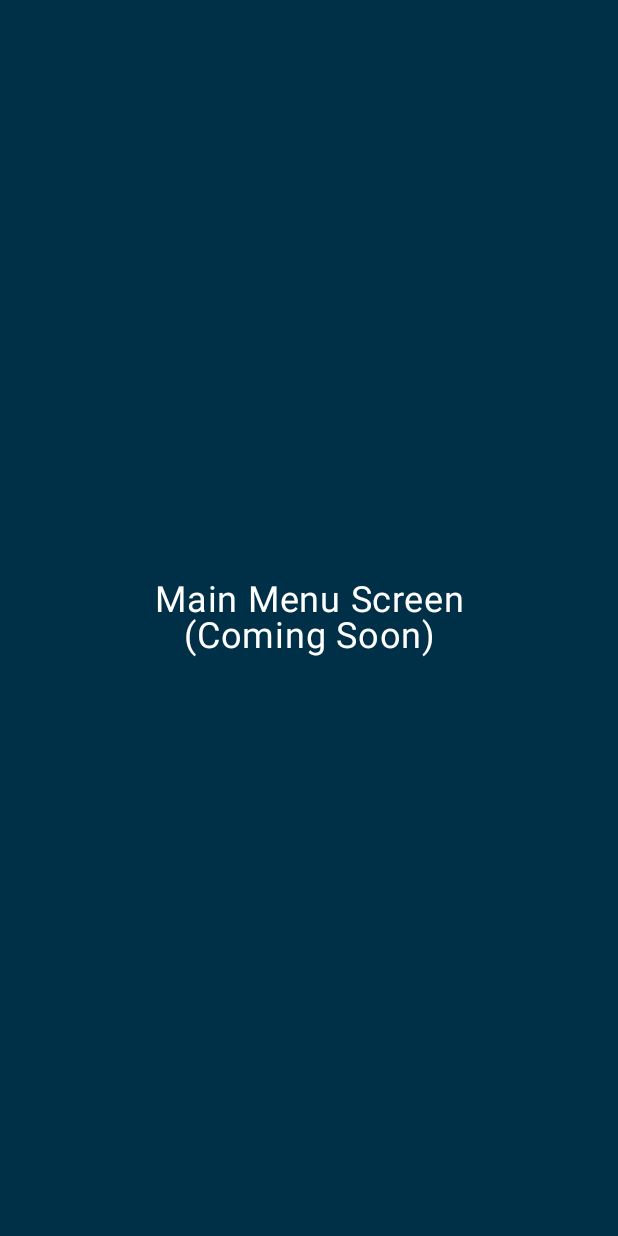
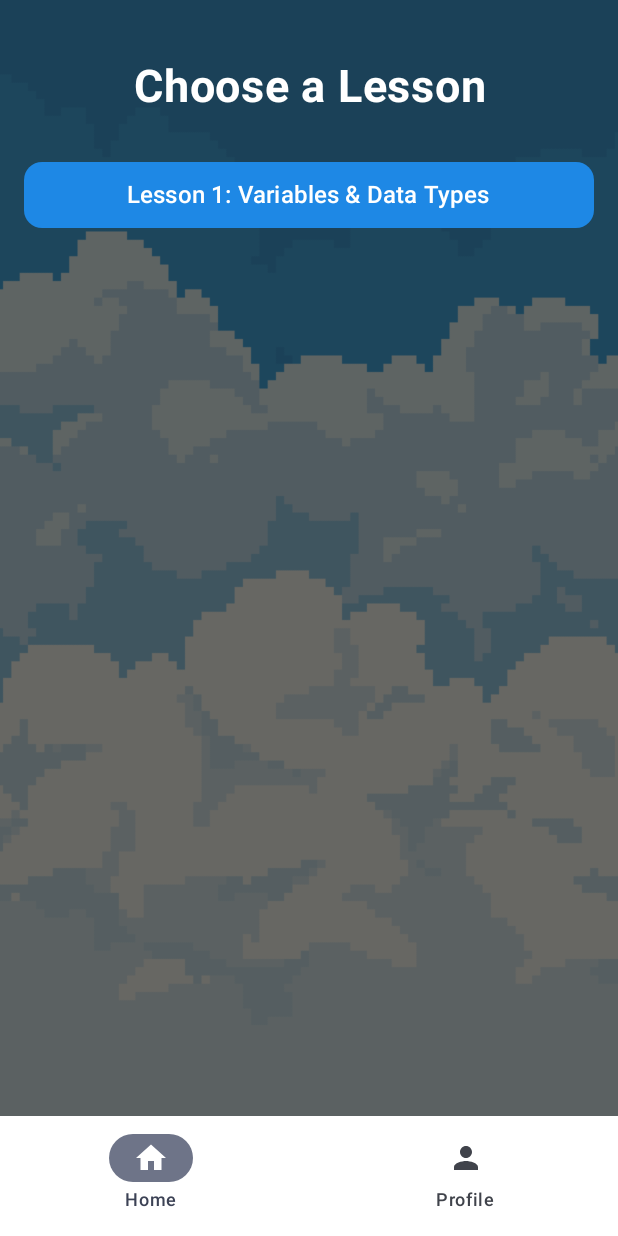
Before and after one commit to CS350-TLDR/TLDR, an Android app built with Jetpack Compose: the MainMenuScreen screen opened through its navigation route, on a phone screen of 412 x 824 dp. Run offline under Robolectric (Android 15) with nearby library versions, the phone set to English and light mode, and no system bars.

Commit message:
Added Main Menu Screen which right now is just a Beginner C Lesson Screen and a bottom window to swap between the lessons and the profile

```diff
--- a/app/src/main/java/com/comp350/tldr/MainActivity.kt
+++ b/app/src/main/java/com/comp350/tldr/MainActivity.kt
@@ -8,71 +8,71 @@ import androidx.compose.animation.AnimatedVisibility
 import androidx.compose.animation.core.tween
 import androidx.compose.animation.fadeIn
 import androidx.compose.animation.fadeOut
-import androidx.compose.foundation.Image
-import androidx.compose.foundation.background
-import androidx.compose.foundation.layout.*
-import androidx.compose.material3.Button
-import androidx.compose.material3.ButtonDefaults
+import androidx.compose.foundation.layout.Box
+import androidx.compose.foundation.layout.fillMaxSize
+import androidx.compose.foundation.layout.padding
+import androidx.compose.material.icons.Icons
+import androidx.compose.material.icons.filled.Home
+import androidx.compose.material.icons.filled.Person
+import androidx.compose.material3.Icon
+import androidx.compose.material3.NavigationBar
+import androidx.compose.material3.NavigationBarItem
+import androidx.compose.material3.Scaffold
 import androidx.compose.material3.Text
-import androidx.compose.runtime.*
-import androidx.compose.ui.Alignment
+import androidx.compose.runtime.Composable
+import androidx.compose.runtime.getValue
 import androidx.compose.ui.Modifier
 import androidx.compose.ui.graphics.Color
-import androidx.compose.ui.layout.ContentScale
-import androidx.compose.ui.res.painterResource
-import androidx.compose.ui.text.font.FontWeight
-import androidx.compose.ui.text.style.TextAlign
-import androidx.compose.ui.tooling.preview.Preview
-import androidx.compose.ui.unit.dp
-import androidx.compose.ui.unit.sp
+import androidx.compose.ui.graphics.vector.ImageVector
 import androidx.navigation.NavController
+import androidx.navigation.NavDestination.Companion.hierarchy
 import androidx.navigation.NavGraph.Companion.findStartDestination
 import androidx.navigation.compose.NavHost
 import androidx.navigation.compose.composable
+import androidx.navigation.compose.currentBackStackEntryAsState
 import androidx.navigation.compose.rememberNavController
 import com.comp350.tldr.ui.theme.COMP350TLDRTheme
-import kotlinx.coroutines.delay
-import kotlinx.coroutines.launch
 
-// Main entry point for the app
 class MainActivity : ComponentActivity() {
     override fun onCreate(savedInstanceState: Bundle?) {
         super.onCreate(savedInstanceState)
         enableEdgeToEdge()
         setContent {
             COMP350TLDRTheme {
-                // Set up navigation with fade transitions between screens
+                // Remember the NavController
                 val navController = rememberNavController()
 
+                // Use Scaffold to create a layout with a bottom navigation bar
+                Scaffold(
+                    bottomBar = {
+                        // Only show bottom bar after welcome screen
+                        val currentRoute = currentRoute(navController)
+                        if (currentRoute != "welcome_screen") {
+                            BottomNavBar(navController)
+                        }
+                    }
+                ) { paddingValues ->
+                    // Navigation host inside scaffold with padding for the bottom bar
                     NavHost(
                         navController = navController,
                         startDestination = "welcome_screen",
+                        modifier = Modifier.padding(paddingValues),
                         enterTransition = { fadeIn(animationSpec = tween(700)) },
                         exitTransition = { fadeOut(animationSpec = tween(700)) }
                     ) {
-                    // Define app screens here
                         composable("welcome_screen") {
                             WelcomeScreen(navController)
                         }
                         composable("main_menu") {
                             MainMenuScreen(navController)
                         }
-                    // Add your screen here using the pattern above
+                        composable("profile") {
+                            ProfileScreen(navController)
+                        }
+                        // Add more screens as needed
                     }
                 }
             }
         }
     }
-
-
-
-
-// Preview for welcome screen in Android Studio
-@Preview(showBackground = true)
-@Composable
-fun WelcomeScreenPreview() {
-    COMP350TLDRTheme {
-        val dummyNavController = rememberNavController()
-        WelcomeScreen(dummyNavController)
 }
-}
--- a/app/src/main/java/com/comp350/tldr/MainMenuScreen.kt
+++ b/app/src/main/java/com/comp350/tldr/MainMenuScreen.kt
@@ -1,31 +1,173 @@
 package com.comp350.tldr
 
+import androidx.compose.foundation.Image
 import androidx.compose.foundation.background
-import androidx.compose.foundation.layout.Box
-import androidx.compose.foundation.layout.fillMaxSize
-import androidx.compose.material3.Text
-import androidx.compose.runtime.Composable
+import androidx.compose.foundation.layout.*
+import androidx.compose.foundation.rememberScrollState
+import androidx.compose.foundation.shape.RoundedCornerShape
+import androidx.compose.foundation.verticalScroll
+import androidx.compose.material3.*
+import androidx.compose.runtime.*
 import androidx.compose.ui.Alignment
 import androidx.compose.ui.Modifier
 import androidx.compose.ui.graphics.Color
+import androidx.compose.ui.layout.ContentScale
+import androidx.compose.ui.res.painterResource
+import androidx.compose.ui.text.font.FontWeight
 import androidx.compose.ui.text.style.TextAlign
+import androidx.compose.ui.unit.dp
 import androidx.compose.ui.unit.sp
+import androidx.compose.ui.window.Dialog
 import androidx.navigation.NavController
 
-// Placeholder for the main menu screen
 @Composable
 fun MainMenuScreen(navController: NavController) {
-    Box(
-        modifier = Modifier
-            .fillMaxSize()
-            .background(Color(0xFF003048)),
-        contentAlignment = Alignment.Center
-    ) {
-        Text(
-            text = "Main Menu Screen\n(Coming Soon)",
-            color = Color.White,
-            fontSize = 24.sp,
-            textAlign = TextAlign.Center
-        )
+    // State for the lesson popup
+    var showLessonDialog by remember { mutableStateOf(false) }
+    var selectedLesson by remember { mutableStateOf(0) }
+
+    // Lesson titles and descriptions
+    val lessons = listOf(
+        "Variables & Data Types" to "Learn about different types of data and how to store them in variables.",
+
+    )
+
+    Box()
+        {
+
+        Image(
+                painter = painterResource(id = R.drawable.splash_background),
+                contentDescription = null,
+                contentScale = ContentScale.Crop,
+                modifier = Modifier.fillMaxSize()
+            )
+        Column(
+            modifier = Modifier
+                .fillMaxSize()
+                .padding(16.dp)
+                .verticalScroll(rememberScrollState())
+        ) {
+            // Title
+            Text(
+                text = "Choose a Lesson",
+                fontSize = 30.sp,
+                fontWeight = FontWeight.Bold,
+                color = Color.White,
+                modifier = Modifier
+                    .fillMaxWidth()
+                    .padding(vertical = 24.dp),
+                textAlign = TextAlign.Center
+            )
+
+            // Lesson buttons grid
+            lessons.forEachIndexed { index, (title, _) ->
+                Button(
+                    onClick = {
+                        selectedLesson = index
+                        showLessonDialog = true
+                    },
+                    colors = ButtonDefaults.buttonColors(
+                        containerColor = Color(0xFF1E88E5)
+                    ),
+                    shape = RoundedCornerShape(12.dp),
+                    modifier = Modifier
+                        .fillMaxWidth()
+                        .height(60.dp)
+                        .padding(vertical = 8.dp)
+                ) {
+                    Text(
+                        text = "Lesson ${index + 1}: $title",
+                        fontSize = 16.sp,
+                        color = Color.White
+                    )
+                }
+            }
+
+            Spacer(modifier = Modifier.height(50.dp))
+        }
+
+        // Lesson info popup dialog
+        if (showLessonDialog) {
+            Dialog(onDismissRequest = { showLessonDialog = false }) {
+                Card(
+                    modifier = Modifier
+                        .fillMaxWidth()
+                        .padding(16.dp),
+                    shape = RoundedCornerShape(16.dp),
+                ) {
+                    Column(
+                        modifier = Modifier
+                            .fillMaxWidth()
+                            .padding(24.dp),
+                        horizontalAlignment = Alignment.CenterHorizontally
+                    ) {
+                        // Lesson title
+                        Text(
+                            text = "Lesson ${selectedLesson + 1}",
+                            fontSize = 24.sp,
+                            fontWeight = FontWeight.Bold,
+                            color = Color(0xFF003048)
+                        )
+
+                        Spacer(modifier = Modifier.height(8.dp))
+
+                        // Lesson name
+                        Text(
+                            text = lessons[selectedLesson].first,
+                            fontSize = 18.sp,
+                            fontWeight = FontWeight.Medium,
+                            color = Color(0xFF003048)
+                        )
+
+                        Spacer(modifier = Modifier.height(16.dp))
+
+                        // Lesson description
+                        Text(
+                            text = lessons[selectedLesson].second,
+                            fontSize = 16.sp,
+                            color = Color.DarkGray,
+                            textAlign = TextAlign.Center
+                        )
+
+                        Spacer(modifier = Modifier.height(24.dp))
+
+                        // Start lesson button
+                        Button(
+                            onClick = {
+                                showLessonDialog = false
+                                // Navigate to the lesson screen
+                                navController.navigate("lesson_screen/${selectedLesson + 1}")
+                            },
+                            colors = ButtonDefaults.buttonColors(
+                                containerColor = Color(0xFF4CAF50) // Green
+                            ),
+                            modifier = Modifier
+                                .fillMaxWidth()
+                                .height(50.dp)
+                        ) {
+                            Text(
+                                text = "Start Lesson",
+                                fontSize = 18.sp,
+                                color = Color.White
+                            )
+                        }
+
+                        Spacer(modifier = Modifier.height(8.dp))
+
+                        // Cancel button
+                        TextButton(
+                            onClick = { showLessonDialog = false },
+                            modifier = Modifier.fillMaxWidth()
+                        ) {
+                            Text(
+                                text = "Cancel",
+                                fontSize = 16.sp,
+                                color = Color.Gray
+                            )
+                        }
+                    }
+                }
+            }
+        }
     }
 }
--- a/app/src/main/java/com/comp350/tldr/Navigation.kt
+++ b/app/src/main/java/com/comp350/tldr/Navigation.kt
@@ -1,13 +1,24 @@
 package com.comp350.tldr
+
+import androidx.compose.runtime.Composable
+import androidx.compose.runtime.getValue
+import androidx.navigation.NavController
+import androidx.navigation.compose.currentBackStackEntryAsState
 
 // Central location for all navigation route names
 // This helps avoid typos and makes refactoring easier
 object NavRoutes {
-    // Existing routes
     const val WELCOME = "welcome_screen"
     const val MAIN_MENU = "main_menu"
+    const val COURSE_SELECTION = "course_selection"
 
-    // Add your screen routes here
     // const val LESSONS = "lessons_screen"
-    // const val PROFILE = "profile_screen"
+     const val PROFILE = "profile_screen"
 }
+
+// Helper function to get current route
+@Composable
+fun currentRoute(navController: NavController): String? {
+    val navBackStackEntry by navController.currentBackStackEntryAsState()
+    return navBackStackEntry?.destination?.route
+}
--- /dev/null
+++ b/app/src/main/java/com/comp350/tldr/NavigationBar.kt
@@ -0,0 +1,64 @@
+package com.comp350.tldr
+
+import androidx.compose.material.icons.Icons
+import androidx.compose.material.icons.filled.Home
+import androidx.compose.material.icons.filled.Person
+import androidx.compose.material3.Icon
+import androidx.compose.material3.NavigationBar
+import androidx.compose.material3.NavigationBarItem
+import androidx.compose.material3.Text
+import androidx.compose.runtime.Composable
+import androidx.compose.runtime.getValue
+import androidx.compose.ui.graphics.Color
+import androidx.compose.ui.graphics.vector.ImageVector
+import androidx.navigation.NavController
+import androidx.navigation.NavDestination.Companion.hierarchy
+import androidx.navigation.NavGraph.Companion.findStartDestination
+import androidx.navigation.compose.currentBackStackEntryAsState
+
+// Data class for bottom nav items
+data class BottomNavItem(
+    val name: String,
+    val route: String,
+    val icon: ImageVector
+)
+
+@Composable
+fun BottomNavBar(navController: NavController) {
+    // Define navigation items
+    val items = listOf(
+        BottomNavItem("Home", "main_menu", Icons.Filled.Home),
+        BottomNavItem("Profile", "profile", Icons.Filled.Person)
+    )
+
+    NavigationBar(
+        containerColor = Color.White,
+    ) {
+        val navBackStackEntry by navController.currentBackStackEntryAsState()
+        val currentDestination = navBackStackEntry?.destination
+
+        items.forEach { item ->
+            val selected = currentDestination?.hierarchy?.any { it.route == item.route } == true
+
+            NavigationBarItem(
+                icon = { Icon(item.icon, contentDescription = item.name) },
+                label = { Text(text = item.name) },
+                selected = selected,
+                onClick = {
+                    navController.navigate(item.route) {
+                        // Pop up to the start destination of the graph to
+                        // avoid building up a large stack of destinations
+                        popUpTo(navController.graph.findStartDestination().id) {
+                            saveState = true
+                        }
+                        // Avoid multiple copies of the same destination when
+                        // reselecting the same item
+                        launchSingleTop = true
+                        // Restore state when reselecting a previously selected item
+                        restoreState = true
+                    }
+                }
+            )
+        }
+    }
+}
```
Also changed, not shown: app/src/main/java/com/comp350/tldr/Profile.kt (added, +20 -0 lines). Lines whose indentation alone changed are shown as unchanged.
